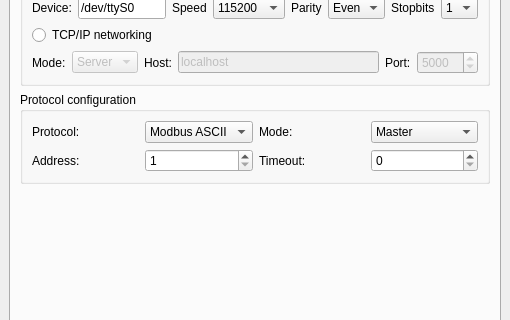
First picture: the form in Interface/QT/ModbusFrame.ui, repository blaa/Modbus, before the edit; both pictures show x 0 to 510 and y 102 to 422 of the 510 by 600 pixel window.
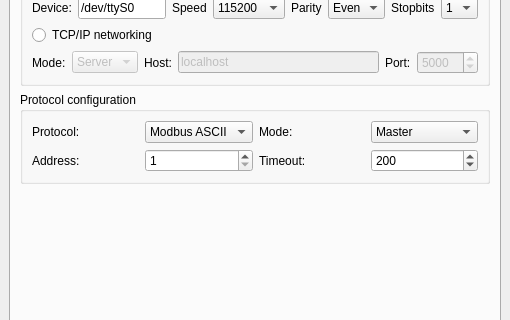
Second picture: the form after the edit.

Commit message: Changes to UI; merging with default branch

Patch:
```diff
--- a/Interface/QT/ModbusFrame.ui
+++ b/Interface/QT/ModbusFrame.ui
@@ -402,7 +402,17 @@
               </widget>
              </item>
              <item row="2" column="3">
-              <widget class="QSpinBox" name="MiddleTimeout"/>
+              <widget class="QSpinBox" name="MiddleTimeout">
+               <property name="minimum">
+                <number>1</number>
+               </property>
+               <property name="maximum">
+                <number>10000</number>
+               </property>
+               <property name="value">
+                <number>200</number>
+               </property>
+              </widget>
              </item>
             </layout>
            </item>
```
Left out of the diff: 32 changed lines with no effect on the pictures.
